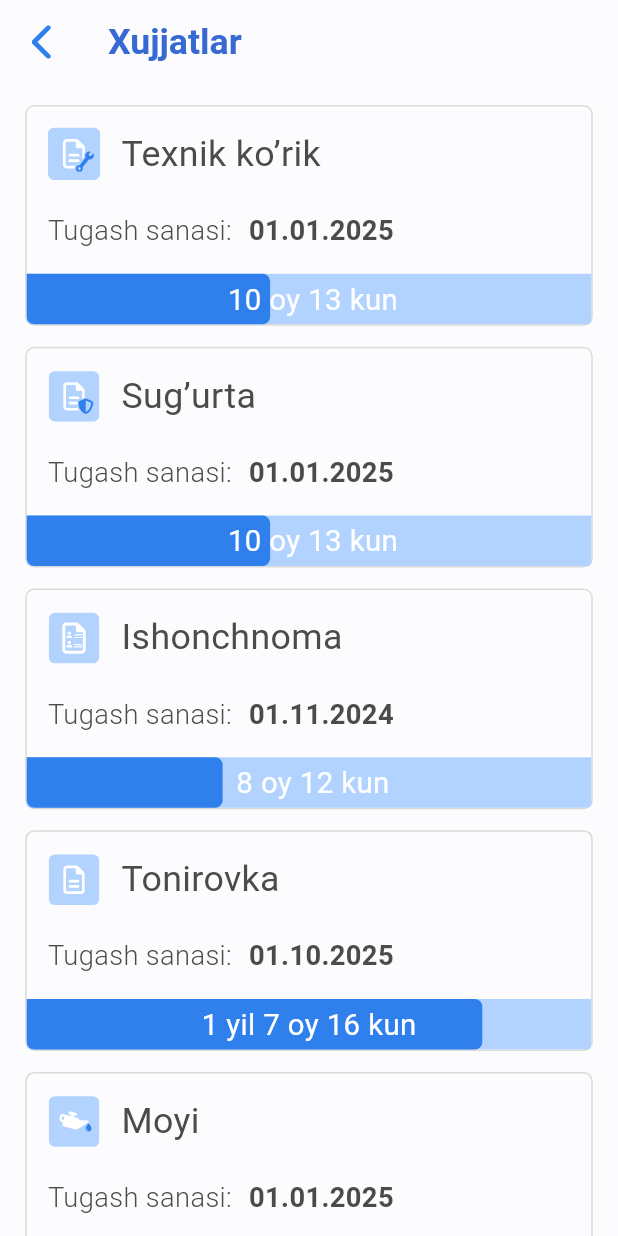
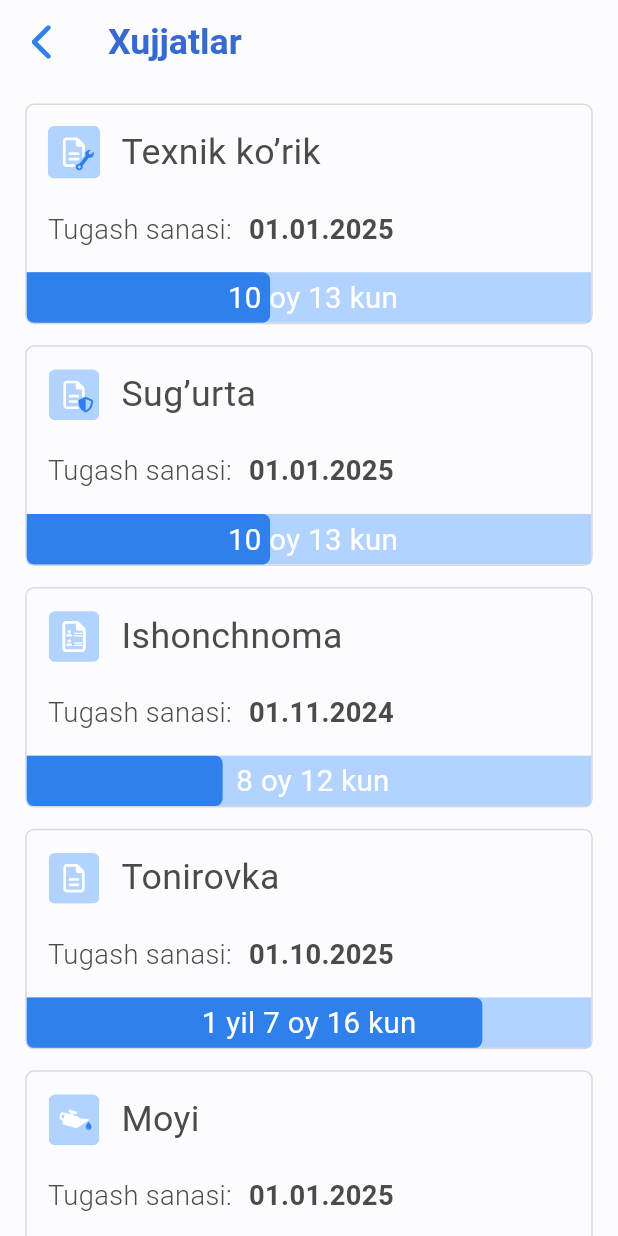
Before and after one commit to Abdurahim2704/markab, a Flutter app: the DocumentsPage screen opened directly, on a phone screen of 412 x 824 dp. Run offline on Flutter 3.47's test engine with Material 3 defaults, Android fonts, the phone set to English and light mode, and no system bars; our stand-ins replace bloc, equatable, flutter_bloc, flutter_screenutil, flutter_svg, get_it and 4 more; accounts and stored records are empty; Roboto replaces fonts that are missing (Proxima Nova).

Commit message:
fixed ui bugs documents_page.dart

```diff
--- a/lib/features/auth/presentation/pages/documents_page.dart
+++ b/lib/features/auth/presentation/pages/documents_page.dart
@@ -7,8 +7,7 @@ import 'package:markab/shared/widgets/appbar_title.dart';
 class Documents {
   final String iconPath;
   final String title;
-  final DateTime
-      deadline; // String o'rniga DateTime bo'lishi kerak. 01.01.2031 => deadline.split(".") => 01 yanvar 2031
+  final DateTime deadline;
   final String chartDays;
 
   Documents.arrow({
@@ -120,6 +119,7 @@ Widget buildOption(
                     builder:
                         (BuildContext context, double value, Widget? child) {
                       return Container(
+                        clipBehavior: Clip.antiAlias,
                         width: isEarlier
                             ? 270.sp
                             : value *
@@ -131,10 +131,10 @@ Widget buildOption(
                         decoration: BoxDecoration(
                           color:
                               isEarlier ? Colors.red : CustomColors.oxFF2F80ED,
-                          borderRadius: const BorderRadius.only(
-                            topRight: Radius.circular(5),
-                            bottomRight: Radius.circular(5),
-                            bottomLeft: Radius.circular(5),
+                          borderRadius: BorderRadius.only(
+                            topRight: isEarlier == false ? const Radius.circular(5) : const Radius.circular(0),
+                            bottomRight: const Radius.circular(5),
+                            bottomLeft: const Radius.circular(5),
                           ),
                         ),
                       );
@@ -236,7 +236,7 @@ class _DocumentsPageState extends State<DocumentsPage> {
       body: ListView.separated(
         itemCount: datas.length,
         separatorBuilder: (context, index) => SizedBox(height: 10.sp),
-        padding: EdgeInsets.symmetric(vertical: 10.sp, horizontal: 12.sp),
+        padding: EdgeInsets.only(left: 12.sp, right: 12.sp, top: 10.h, bottom: 20.h),
         itemBuilder: (context, index) {
           final data = datas[index];
           return buildOption(
```
Also changed, not shown: 1 other file.
